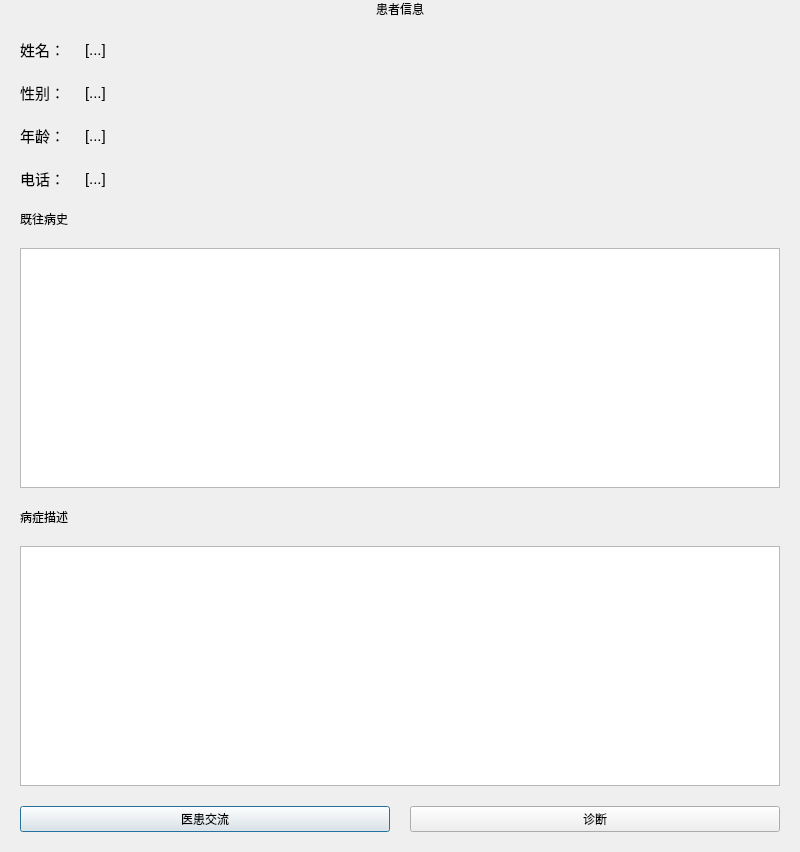
The window that code/doctor/patientinfo.ui (laonuo2004/cpp-qt-medical-system) describes before a commit, drawn with Qt 5.
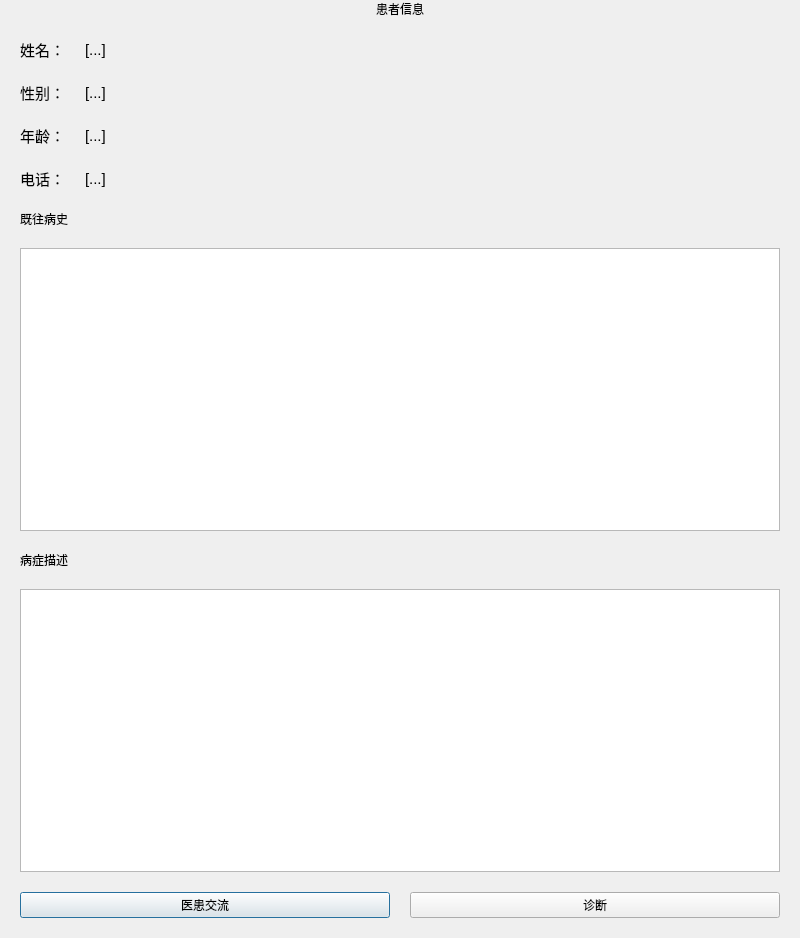
The same window after the commit. Icons and pictures are not drawn.

The edit to the form file:
```diff
--- a/code/doctor/patientinfo.ui
+++ b/code/doctor/patientinfo.ui
@@ -7,7 +7,7 @@
     <x>0</x>
     <y>0</y>
     <width>800</width>
-    <height>852</height>
+    <height>938</height>
    </rect>
   </property>
   <property name="windowTitle">
```
Left out of the diff: 2 changed lines with no effect on the pictures.
